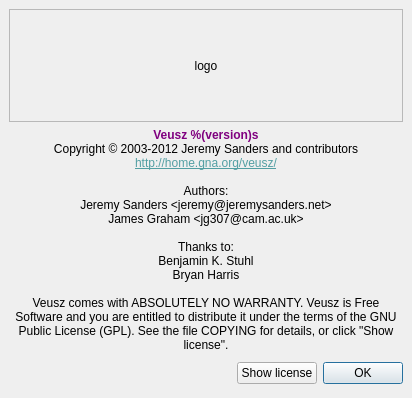
Old version of the form dialogs/about.ui in the repository veusz/veusz.
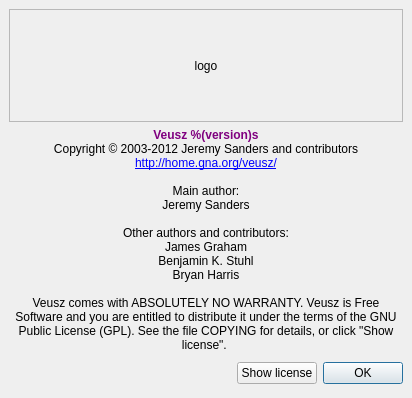
New version of the form.

Commit message: Simplify html in dialogs

Diff of the .ui file:
```diff
--- a/dialogs/about.ui
+++ b/dialogs/about.ui
@@ -51,23 +51,20 @@
    <item>
     <widget class="QLabel" name="copyrightlabel">
      <property name="text">
-      <string>&lt;!DOCTYPE HTML PUBLIC &quot;-//W3C//DTD HTML 4.0//EN&quot; &quot;http://www.w3.org/TR/REC-html40/strict.dtd&quot;&gt;
-&lt;html&gt;&lt;head&gt;&lt;meta name=&quot;qrichtext&quot; content=&quot;1&quot; /&gt;&lt;style type=&quot;text/css&quot;&gt;
-p, li { white-space: pre-wrap; }
-&lt;/style&gt;&lt;/head&gt;&lt;body style=&quot; font-family:'Arial'; font-size:10pt; font-weight:400; font-style:normal;&quot;&gt;
-&lt;p style=&quot; margin-top:0px; margin-bottom:0px; margin-left:0px; margin-right:0px; -qt-block-indent:0; text-indent:0px;&quot;&gt;&lt;span style=&quot; font-size:9pt; font-weight:600; color:#800080;&quot;&gt;Veusz %(version)s&lt;/span&gt;&lt;/p&gt;
-&lt;p style=&quot; margin-top:0px; margin-bottom:0px; margin-left:0px; margin-right:0px; -qt-block-indent:0; text-indent:0px;&quot;&gt;&lt;span style=&quot; font-size:9pt; color:#000000;&quot;&gt;Copyright © 2003-2012 Jeremy Sanders and contributors&lt;/span&gt;&lt;/p&gt;
-&lt;p style=&quot; margin-top:0px; margin-bottom:0px; margin-left:0px; margin-right:0px; -qt-block-indent:0; text-indent:0px;&quot;&gt;&lt;a href=&quot;http://home.gna.org/veusz/&quot;&gt;&lt;span style=&quot; font-size:9pt; text-decoration: underline; color:#539fa3;&quot;&gt;http://home.gna.org/veusz/&lt;/span&gt;&lt;/a&gt;&lt;/p&gt;
-&lt;p style=&quot;-qt-paragraph-type:empty; margin-top:0px; margin-bottom:0px; margin-left:0px; margin-right:0px; -qt-block-indent:0; text-indent:0px; font-size:9pt;&quot;&gt;&lt;/p&gt;
-&lt;p style=&quot; margin-top:0px; margin-bottom:0px; margin-left:0px; margin-right:0px; -qt-block-indent:0; text-indent:0px;&quot;&gt;&lt;span style=&quot; font-size:9pt;&quot;&gt;Authors:&lt;/span&gt;&lt;/p&gt;
-&lt;p style=&quot; margin-top:0px; margin-bottom:0px; margin-left:0px; margin-right:0px; -qt-block-indent:0; text-indent:0px;&quot;&gt;&lt;span style=&quot; font-size:9pt;&quot;&gt;Jeremy Sanders &amp;lt;jeremy@jeremysanders.net&amp;gt;&lt;/span&gt;&lt;/p&gt;
-&lt;p style=&quot; margin-top:0px; margin-bottom:0px; margin-left:0px; margin-right:0px; -qt-block-indent:0; text-indent:0px;&quot;&gt;&lt;span style=&quot; font-size:9pt;&quot;&gt;James Graham &amp;lt;jg307@cam.ac.uk&amp;gt;&lt;/span&gt;&lt;/p&gt;
-&lt;p style=&quot;-qt-paragraph-type:empty; margin-top:0px; margin-bottom:0px; margin-left:0px; margin-right:0px; -qt-block-indent:0; text-indent:0px; font-size:9pt;&quot;&gt;&lt;/p&gt;
-&lt;p style=&quot; margin-top:0px; margin-bottom:0px; margin-left:0px; margin-right:0px; -qt-block-indent:0; text-indent:0px;&quot;&gt;&lt;span style=&quot; font-size:9pt;&quot;&gt;Thanks to:&lt;/span&gt;&lt;/p&gt;
-&lt;p style=&quot; margin-top:0px; margin-bottom:0px; margin-left:0px; margin-right:0px; -qt-block-indent:0; text-indent:0px;&quot;&gt;&lt;span style=&quot; font-size:9pt;&quot;&gt;Benjamin K. Stuhl&lt;/span&gt;&lt;/p&gt;
-&lt;p style=&quot; margin-top:0px; margin-bottom:0px; margin-left:0px; margin-right:0px; -qt-block-indent:0; text-indent:0px;&quot;&gt;&lt;span style=&quot; font-size:9pt;&quot;&gt;Bryan Harris&lt;/span&gt;&lt;/p&gt;
-&lt;p style=&quot;-qt-paragraph-type:empty; margin-top:0px; margin-bottom:0px; margin-left:0px; margin-right:0px; -qt-block-indent:0; text-indent:0px; font-size:9pt;&quot;&gt;&lt;/p&gt;
-&lt;p style=&quot; margin-top:0px; margin-bottom:0px; margin-left:0px; margin-right:0px; -qt-block-indent:0; text-indent:0px;&quot;&gt;&lt;span style=&quot; font-size:9pt;&quot;&gt;Veusz comes with ABSOLUTELY NO WARRANTY. Veusz is Free Software and you are entitled to distribute it under the terms of the GNU Public License (GPL). See the file COPYING for details, or click &amp;quot;Show license&amp;quot;.&lt;/span&gt;&lt;/p&gt;&lt;/body&gt;&lt;/html&gt;</string>
+      <string>&lt;b style=&quot;color:#800080&quot; &gt;Veusz %(version)s&lt;/b&gt;&lt;br&gt;
+Copyright © 2003-2012 Jeremy Sanders and contributors&lt;br&gt;
+&lt;a href=&quot;http://home.gna.org/veusz/&quot;&gt;http://home.gna.org/veusz/&lt;/a&gt;&lt;br&gt;
+&lt;br&gt;
+Main author:&lt;br&gt;
+Jeremy Sanders&lt;br&gt;
+&lt;br&gt;
+Other authors and contributors:&lt;br&gt;
+James Graham&lt;br&gt;
+Benjamin K. Stuhl&lt;br&gt;
+Bryan Harris&lt;br&gt;
+&lt;br&gt;
+Veusz comes with ABSOLUTELY NO WARRANTY. Veusz is Free Software and you are entitled to distribute it under the terms of the GNU Public License (GPL). See the file COPYING for details, or click &amp;quot;Show license&amp;quot;.
+</string>
      </property>
      <property name="alignment">
       <set>Qt::AlignCenter</set>
```
The commit also changes 6 other files.
